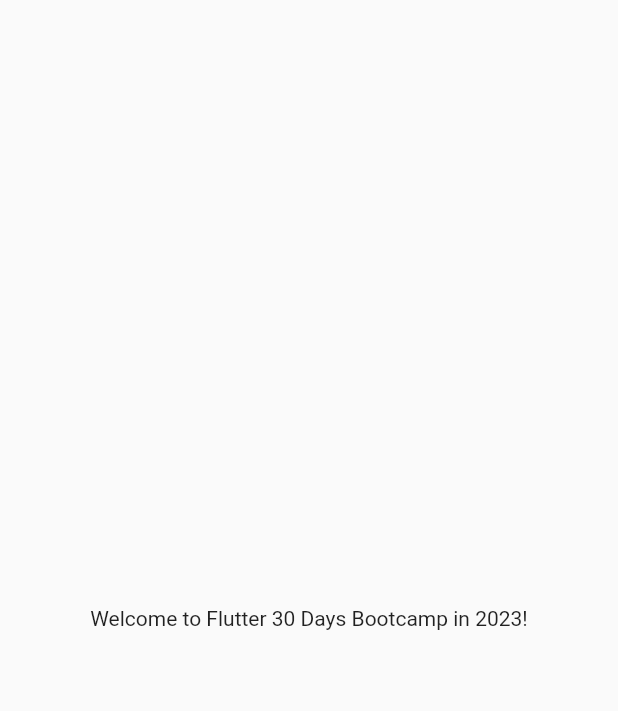
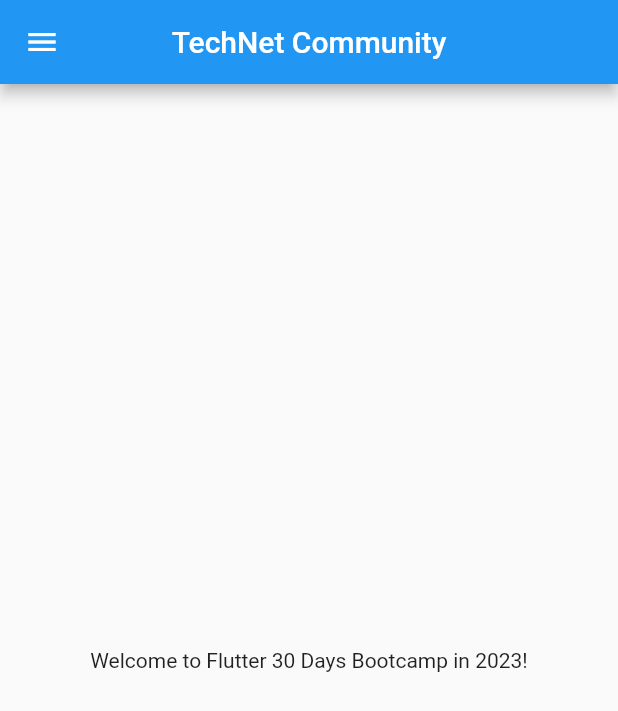
Before and after one commit to Muhammad447/Flutter_Day1_to_Day30_with_Talha, a Flutter app: the screen it shows after launch, on a phone screen of 412 x 824 dp. Shown: the top 711 px of the screen. Run offline on Flutter 3.47's test engine with Material 2 defaults, Android fonts, the light colour scheme and no system bars.

Commit message:
Flutter Day 2 Completed

```diff
--- /dev/null
+++ b/lib/home_page.dart
@@ -0,0 +1,21 @@
+import 'package:flutter/material.dart';
+
+class HomePage extends StatelessWidget {
+  const HomePage({super.key});
+
+  @override
+  Widget build(BuildContext context) {
+    return Scaffold(
+      appBar: AppBar(
+        centerTitle: true,
+        title: Text("TechNet Community"),
+      ),
+      body: Center(
+        child: Container(
+          child: Text("Welcome to Flutter 30 Days Bootcamp in 2023!"),
+        ),
+      ),
+      drawer: Drawer(),
+    );
+  }
+}
--- a/lib/main.dart
+++ b/lib/main.dart
@@ -1,4 +1,5 @@
-import 'package:flutter/material.dart'; // library contain all material app design and components
+import 'package:flutter/material.dart';
+import 'package:talha/home_page.dart'; // library contain all material app design and components
 
 void main(List<String> args) {
   runApp(MyApp());
@@ -10,13 +11,7 @@
   @override
   Widget build(BuildContext context) {
     return MaterialApp(
-      home: Material(
-        child: Center(
-          child: Container(
-            child: Text("Welcome to Flutter 30 Days Bootcamp in 2023!"),
-          ),
-        ),
-      ),
+      home: HomePage(),
     );
   }
 }
```
